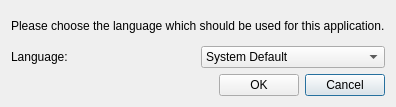
Qt form QtRptDesigner/languagedlg.ui (ant32/QtRPT) before a commit.
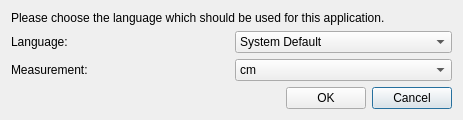
The same form after that commit. Icons and pictures are not drawn.

What changed in the file:
```diff
--- a/QtRptDesigner/languagedlg.ui
+++ b/QtRptDesigner/languagedlg.ui
@@ -6,8 +6,8 @@
    <rect>
     <x>0</x>
     <y>0</y>
-    <width>374</width>
-    <height>107</height>
+    <width>463</width>
+    <height>120</height>
    </rect>
   </property>
   <property name="windowTitle">
@@ -26,14 +26,7 @@
     </widget>
    </item>
    <item>
-    <layout class="QGridLayout" name="gridLayout_2">
-     <item row="0" column="0">
-      <widget class="QLabel" name="lblLanguage">
-       <property name="text">
-        <string>Language:</string>
-       </property>
-      </widget>
-     </item>
+    <layout class="QGridLayout" name="gridLayout_4">
      <item row="0" column="1">
       <widget class="QComboBox" name="cmbLanguage">
        <item>
@@ -63,6 +56,34 @@
        </item>
       </widget>
      </item>
+     <item row="0" column="0">
+      <widget class="QLabel" name="lblLanguage">
+       <property name="text">
+        <string>Language:</string>
+       </property>
+      </widget>
+     </item>
+     <item row="1" column="0">
+      <widget class="QLabel" name="label_2">
+       <property name="text">
+        <string>Measurement:</string>
+       </property>
+      </widget>
+     </item>
+     <item row="1" column="1">
+      <widget class="QComboBox" name="cmbMeasurement">
+       <item>
+        <property name="text">
+         <string>cm</string>
+        </property>
+       </item>
+       <item>
+        <property name="text">
+         <string>Inch</string>
+        </property>
+       </item>
+      </widget>
+     </item>
     </layout>
    </item>
    <item>
```
Left out of the diff: 28 changed lines with no effect on the pictures.
